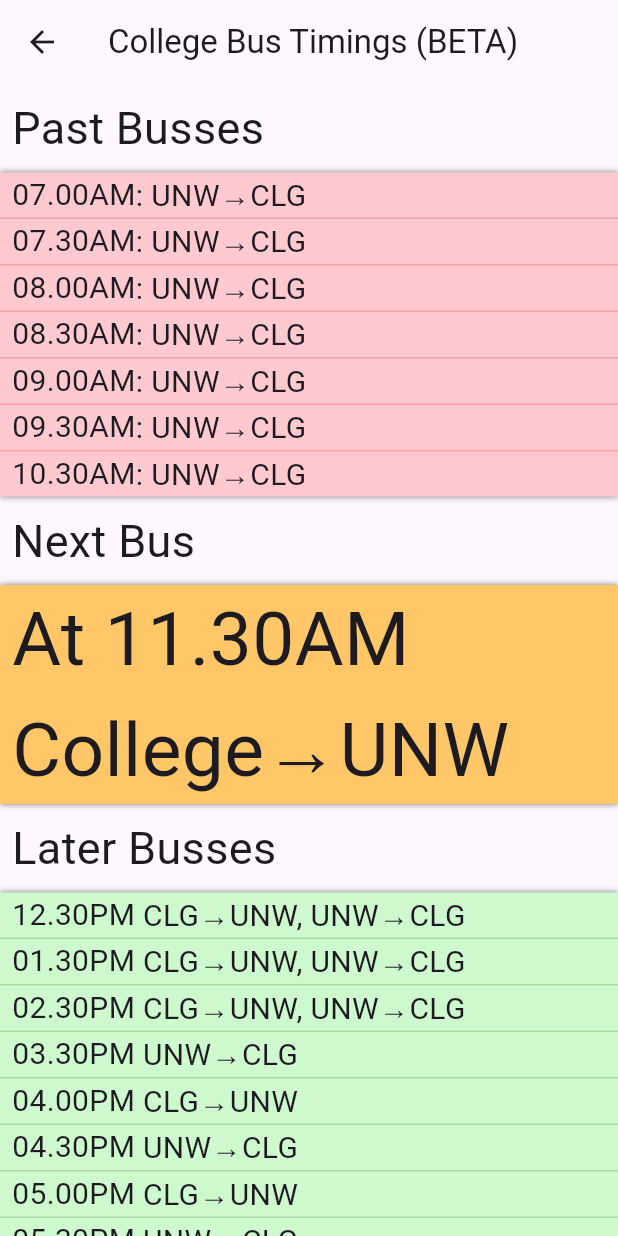
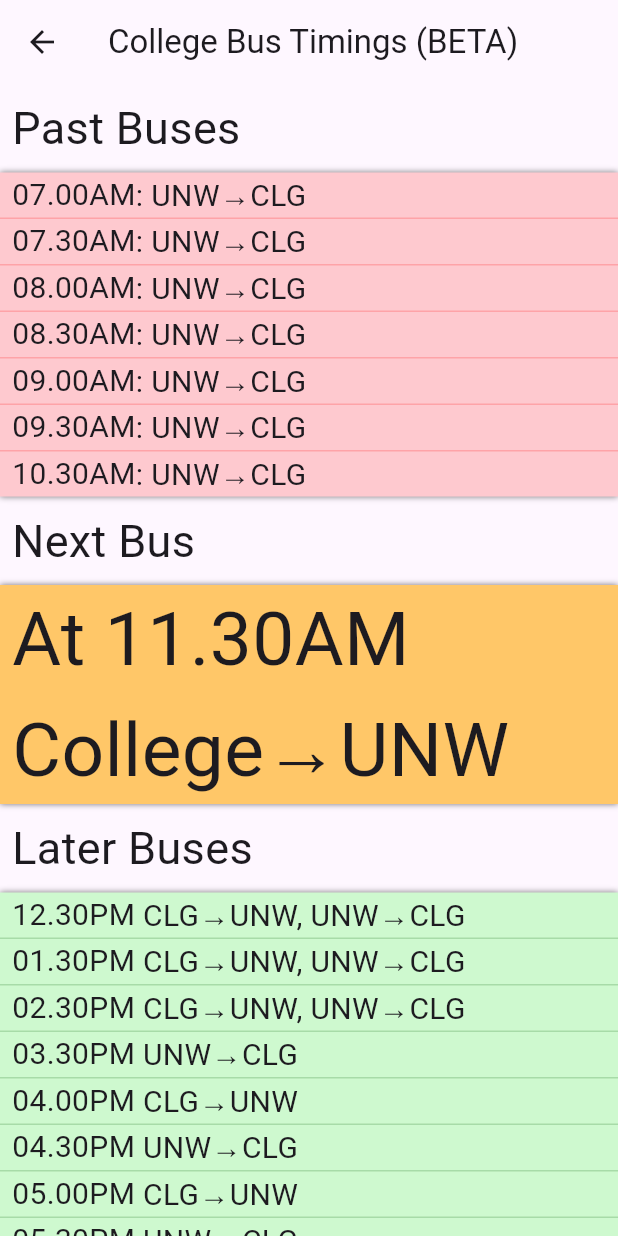
Before and after one commit to kphanipavan/IIITB_Menu, a Flutter app: the BusTimingsPage screen opened by its route, on a phone screen of 412 x 824 dp. Run offline on Flutter 3.47's test engine with Material 3 defaults, Android fonts, the phone set to English and light mode, and no system bars; our stand-ins replace qr_flutter, share_plus, shared_preferences; accounts and stored records are empty; network calls fail.

Commit message:
fix bus spelling

```diff
--- a/lib/views/bus.dart
+++ b/lib/views/bus.dart
@@ -38,7 +38,7 @@ class BusTimingsPage extends StatelessWidget {
         slivers: [
           SliverToBoxAdapter(
             child:
-                (leftBusses != 0) ? const Header("Past Busses") : Container(),
+                (leftBusses != 0) ? const Header("Past Buses") : Container(),
           ),
           DecoratedSliver(
             decoration: const BoxDecoration(
@@ -74,7 +74,7 @@ class BusTimingsPage extends StatelessWidget {
           ),
           SliverToBoxAdapter(
             child: (currentBusIndex >= 0)
-                ? const Header("Later Busses")
+                ? const Header("Later Buses")
                 : const Header("No Busses Left for Today"),
           ),
           DecoratedSliver(
```
